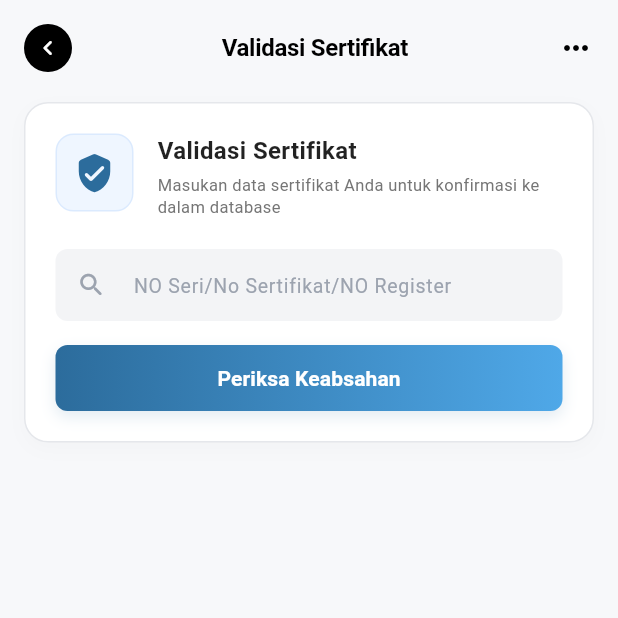
After one commit to neekaru/lsp-mobile-flutter-be, a Flutter app: the ValidasiSertifikatScreen screen opened directly, on a phone screen of 412 x 824 dp, the top half of it. The commit adds this screen. Run offline on Flutter 3.47's test engine with Material 3 defaults, Android fonts, the phone set to English and light mode, and no system bars; our stand-ins replace dio, firebase_core, firebase_messaging, flutter_dotenv, flutter_lucide, flutter_secure_storage; missing offline and left inert: januscaler_flutter_ringtone_player, syncfusion_flutter_maps; accounts and stored records are empty; network calls fail.

Commit message:
feat: implement ValidasiSertifikatScreen for guest certificate validation
- Add SertifikatValidationResult model to sertifikat_models.dart
- Add validateSertifikat() API method to api_service.dart (POST /api/sertifikat/validate)
- Create new ValidasiSertifikatScreen with premium card-based UI
- Replace SertifikatScreen with ValidasiSertifikatScreen for guest navigation in main.dart
- Supports search by No. Sertifikat or No. Registrasi
- Shows validation result card with holder name, scheme, cert/reg numbers, dates, and status badge
- Shows styled error widget for not-found or failed requests

```diff
--- a/lib/main.dart
+++ b/lib/main.dart
@@ -19,6 +19,7 @@ import 'screens/dashboard/statistik_screen.dart';
 import 'screens/jadwal/jadwal_screen.dart';
 import 'screens/profile/profile_screen.dart';
 import 'screens/sertifikat/sertifikat_screen.dart';
+import 'screens/sertifikat/validasi_sertifikat_screen.dart';
 import 'screens/dashboard/berita_screen.dart';
 
 // Import widgets
@@ -208,7 +209,7 @@ class MainNavigatorState extends State<MainNavigator> {
       _screens = [
         DashboardScreen(onNavigateToJadwal: () {}),
         BeritaScreen(onBackToHome: () => setTab(0)),
-        SertifikatScreen(onBackToHome: () => setTab(0)),
+        ValidasiSertifikatScreen(onBackToHome: () => setTab(0)),
         ProfileScreen(onBackToHome: () => setTab(0)),
       ];
     } else {
--- a/lib/models/sertifikat_models.dart
+++ b/lib/models/sertifikat_models.dart
@@ -325,3 +325,41 @@ class TrendData {
     );
   }
 }
+
+class SertifikatValidationResult {
+  final bool valid;
+  final String? nama;
+  final String? noSertifikat;
+  final String? noRegistrasi;
+  final String? tanggalTerbit;
+  final String? status;
+  final String? skema;
+  final String? masaBerlaku;
+  final String? message;
+
+  const SertifikatValidationResult({
+    required this.valid,
+    this.nama,
+    this.noSertifikat,
+    this.noRegistrasi,
+    this.tanggalTerbit,
+    this.status,
+    this.skema,
+    this.masaBerlaku,
+    this.message,
+  });
+
+  factory SertifikatValidationResult.fromJson(Map<String, dynamic> json) {
+    return SertifikatValidationResult(
+      valid: json['valid'] ?? false,
+      nama: json['nama'],
+      noSertifikat: json['no_sertifikat'],
+      noRegistrasi: json['no_registrasi'],
+      tanggalTerbit: json['tanggal_terbit'],
+      status: json['status'],
+      skema: json['skema'],
+      masaBerlaku: json['masa_berlaku'],
+      message: json['message'],
+    );
+  }
+}
--- /dev/null
+++ b/lib/screens/sertifikat/validasi_sertifikat_screen.dart
@@ -0,0 +1,573 @@
+import 'package:flutter/material.dart';
+import '../../services/api_service.dart';
+import '../../models/sertifikat_models.dart';
+
+class ValidasiSertifikatScreen extends StatefulWidget {
+  final VoidCallback? onBackToHome;
+
+  const ValidasiSertifikatScreen({super.key, this.onBackToHome});
+
+  @override
+  State<ValidasiSertifikatScreen> createState() =>
+      _ValidasiSertifikatScreenState();
+}
+
+class _ValidasiSertifikatScreenState extends State<ValidasiSertifikatScreen> {
+  final TextEditingController _documentController = TextEditingController();
+  bool _isLoading = false;
+  SertifikatValidationResult? _validationResult;
+  String? _errorMessage;
+
+  @override
+  void dispose() {
+    _documentController.dispose();
+    super.dispose();
+  }
+
+  Future<void> _handleValidate() async {
+    final String query = _documentController.text.trim();
+    if (query.isEmpty) {
+      setState(() {
+        _errorMessage = 'No dokumen tidak boleh kosong.';
+        _validationResult = null;
+      });
+      return;
+    }
+
+    setState(() {
+      _isLoading = true;
+      _errorMessage = null;
+      _validationResult = null;
+    });
+
+    try {
+      final result = await ApiService.validateSertifikat(query);
+      setState(() {
+        _isLoading = false;
+        if (result.valid) {
+          _validationResult = result;
+        } else {
+          _errorMessage =
+              result.message ?? 'Data tidak ditemukan dalam sistem.';
+        }
+      });
+    } catch (e) {
+      setState(() {
+        _isLoading = false;
+        _errorMessage = 'Terjadi kesalahan sistem. Silakan coba lagi.';
+      });
+    }
+  }
+
+  @override
+  Widget build(BuildContext context) {
+    final double statusBarHeight = MediaQuery.of(context).padding.top;
+
+    return Scaffold(
+      backgroundColor: const Color(0xFFF7F8FA),
+      body: Column(
+        children: [
+          SizedBox(height: statusBarHeight + 8),
+          // App Bar - Following 'StatistikScreen' style exactly
+          _buildAppBar(),
+
+          Expanded(
+            child: SingleChildScrollView(
+              physics: const AlwaysScrollableScrollPhysics(),
+              padding: const EdgeInsets.symmetric(
+                horizontal: 16.0,
+                vertical: 12.0,
+              ),
+              child: Column(
+                crossAxisAlignment: CrossAxisAlignment.stretch,
+                children: [
+                  // 1. Validation Form Card (Inspired by user screenshot, with premium styling)
+                  _buildValidationInputCard(),
+
+                  const SizedBox(height: 20),
+
+                  // 2. Loading State
+                  if (_isLoading) _buildLoadingWidget(),
+
+                  // 3. Validation Results (Matches the API response schema exactly)
+                  if (!_isLoading && _validationResult != null)
+                    _buildValidationResultCard(),
+
+                  // 4. Error / Not Found State
+                  if (!_isLoading && _errorMessage != null) _buildErrorWidget(),
+
+                  const SizedBox(height: 40),
+                ],
+              ),
+            ),
+          ),
+        ],
+      ),
+    );
+  }
+
+  Widget _buildAppBar() {
+    return Padding(
+      padding: const EdgeInsets.symmetric(horizontal: 16.0, vertical: 8.0),
+      child: Row(
+        mainAxisAlignment: MainAxisAlignment.spaceBetween,
+        children: [
+          // Circular Black Back Arrow Button
+          GestureDetector(
+            onTap: () {
+              if (widget.onBackToHome != null) {
+                widget.onBackToHome!();
+              } else {
+                Navigator.of(context).pop();
+              }
+            },
+            child: Container(
+              width: 32,
+              height: 32,
+              decoration: const BoxDecoration(
+                color: Colors.black,
+                shape: BoxShape.circle,
+              ),
+              child: const Icon(
+                Icons.keyboard_arrow_left_rounded,
+                color: Colors.white,
+                size: 20,
+              ),
+            ),
+          ),
+
+          // Bold screen title (centered)
+          const Text(
+            'Validasi Sertifikat',
+            style: TextStyle(
+              color: Colors.black,
+              fontSize: 16,
+              fontWeight: FontWeight.bold,
+              letterSpacing: -0.2,
+            ),
+          ),
+
+          // More options placeholder icon to keep title centered perfectly
+          const Icon(Icons.more_horiz_rounded, color: Colors.black, size: 24),
+        ],
+      ),
+    );
+  }
+
+  Widget _buildValidationInputCard() {
+    return Container(
+      decoration: BoxDecoration(
+        color: Colors.white,
+        borderRadius: BorderRadius.circular(16),
+        border: Border.all(color: const Color(0xFFE5E7EB), width: 1),
+        boxShadow: const [
+          BoxShadow(
+            color: Color(0x05000000),
+            blurRadius: 10,
+            offset: Offset(0, 4),
+          ),
+        ],
+      ),
+      child: Padding(
+        padding: const EdgeInsets.all(20.0),
+        child: Column(
+          crossAxisAlignment: CrossAxisAlignment.stretch,
+          children: [
+            Row(
+              crossAxisAlignment: CrossAxisAlignment.start,
+              children: [
+                // Premium Certificate Shield Icon
+                Container(
+                  width: 52,
+                  height: 52,
+                  decoration: BoxDecoration(
+                    color: const Color(0xFFEFF6FF),
+                    borderRadius: BorderRadius.circular(12),
+                    border: Border.all(
+                      color: const Color(0xFFDBEAFE),
+                      width: 1,
+                    ),
+                  ),
+                  child: const Icon(
+                    Icons.verified_user_rounded,
+                    color: Color(0xFF2C6C9C),
+                    size: 28,
+                  ),
+                ),
+                const SizedBox(width: 16),
+
+                // Titles
+                Expanded(
+                  child: Column(
+                    crossAxisAlignment: CrossAxisAlignment.start,
+                    children: [
+                      const Text(
+                        'Validasi Sertifikat',
+                        style: TextStyle(
+                          fontSize: 16,
+                          fontWeight: FontWeight.bold,
+                          color: Colors.black87,
+                        ),
+                      ),
+                      const SizedBox(height: 4),
+                      Text(
+                        'Masukan data sertifikat Anda untuk konfirmasi ke dalam database',
+                        style: TextStyle(
+                          fontSize: 11,
+                          color: Colors.grey[600],
+                          height: 1.35,
+                        ),
+                      ),
+                    ],
+                  ),
+                ),
+              ],
+            ),
+            const SizedBox(height: 20),
+
+            // Input TextField
+            Container(
+              height: 48,
+              decoration: BoxDecoration(
+                color: const Color(0xFFF3F4F6),
+                borderRadius: BorderRadius.circular(8),
+              ),
+              child: TextField(
+                controller: _documentController,
+                textInputAction: TextInputAction.search,
+                onSubmitted: (_) => _handleValidate(),
+                decoration: InputDecoration(
+                  hintText: 'NO Seri/No Sertifikat/NO Register',
+                  hintStyle: const TextStyle(
+                    color: Color(0xFF9CA3AF),
+                    fontSize: 13,
+                  ),
+                  prefixIcon: const Icon(
+                    Icons.search_rounded,
+                    color: Color(0xFF9CA3AF),
+                    size: 20,
+                  ),
+                  suffixIcon: _documentController.text.isNotEmpty
+                      ? IconButton(
+                          icon: const Icon(
+                            Icons.clear_rounded,
+                            color: Color(0xFF9CA3AF),
+                            size: 18,
+                          ),
+                          onPressed: () {
+                            setState(() {
+                              _documentController.clear();
+                            });
+                          },
+                        )
+                      : null,
+                  border: InputBorder.none,
+                  contentPadding: const EdgeInsets.symmetric(
+                    horizontal: 16,
+                    vertical: 14,
+                  ),
+                ),
+                style: const TextStyle(fontSize: 14),
+                onChanged: (text) {
+                  setState(() {});
+                },
+              ),
+            ),
+            const SizedBox(height: 16),
+
+            // Submit Button
+            Container(
+              height: 44,
+              decoration: BoxDecoration(
+                borderRadius: BorderRadius.circular(8),
+                gradient: const LinearGradient(
+                  colors: [Color(0xFF2C6C9C), Color(0xFF4FA8E8)],
+                  begin: Alignment.centerLeft,
+                  end: Alignment.centerRight,
+                ),
+                boxShadow: const [
+                  BoxShadow(
+                    color: Color(0x222C6C9C),
+                    blurRadius: 8,
+                    offset: Offset(0, 4),
+                  ),
+                ],
+              ),
+              child: ElevatedButton(
+                onPressed: _handleValidate,
+                style: ElevatedButton.styleFrom(
+                  backgroundColor: Colors.transparent,
+                  shadowColor: Colors.transparent,
+                  shape: RoundedRectangleBorder(
+                    borderRadius: BorderRadius.circular(8),
+                  ),
+                ),
+                child: const Text(
+                  'Periksa Keabsahan',
+                  style: TextStyle(
+                    fontSize: 14,
+                    fontWeight: FontWeight.bold,
+                    color: Colors.white,
+                  ),
+                ),
+              ),
+            ),
+          ],
+        ),
+      ),
+    );
+  }
+
+  Widget _buildLoadingWidget() {
+    return Center(
+      child: Padding(
+        padding: const EdgeInsets.symmetric(vertical: 40.0),
+        child: Column(
+          mainAxisAlignment: MainAxisAlignment.center,
+          children: const [
+            CircularProgressIndicator(color: Color(0xFF2C6C9C)),
+            SizedBox(height: 16),
+            Text(
+              'Menghubungi database LSP...',
+              style: TextStyle(
+                fontSize: 13,
+                fontWeight: FontWeight.w500,
+                color: Colors.grey,
+              ),
+            ),
+          ],
+        ),
+      ),
+    );
+  }
+
+  Widget _buildErrorWidget() {
+    return Container(
+      decoration: BoxDecoration(
+        color: const Color(0xFFFFF1F2),
+        borderRadius: BorderRadius.circular(16),
+        border: Border.all(color: const Color(0xFFFECDD3), width: 1),
+      ),
+      padding: const EdgeInsets.all(20),
+      child: Column(
+        children: [
+          Container(
+            width: 44,
+            height: 44,
+            decoration: const BoxDecoration(
+              color: Color(0xFFFFE4E6),
+              shape: BoxShape.circle,
+            ),
+            child: const Icon(
+              Icons.warning_amber_rounded,
+              color: Color(0xFFE11D48),
+              size: 24,
+            ),
+          ),
+          const SizedBox(height: 14),
+          const Text(
+            'Sertifikat Tidak Ditemukan',
+            style: TextStyle(
+              fontSize: 15,
+              fontWeight: FontWeight.bold,
+              color: Color(0xFF9F1239),
+            ),
+          ),
+          const SizedBox(height: 6),
+          Text(
+            _errorMessage ?? 'Data tidak ditemukan dalam sistem.',
+            style: const TextStyle(fontSize: 13, color: Color(0xFFBE123C)),
+            textAlign: TextAlign.center,
+          ),
+        ],
+      ),
+    );
+  }
+
+  Widget _buildValidationResultCard() {
+    final res = _validationResult!;
+
+    // Status Badge Logic
+    Color badgeBgColor = const Color(0xFFD1FAE5);
+    Color badgeTextColor = const Color(0xFF065F46);
+    String badgeText = 'Aktif';
+    if (res.status?.toLowerCase() != 'aktif') {
+      badgeBgColor = const Color(0xFFFEE2E2);
+      badgeTextColor = const Color(0xFF991B1B);
+      badgeText = res.status ?? 'Non-Aktif';
+    }
+
+    return Container(
+      decoration: BoxDecoration(
+        color: Colors.white,
+        borderRadius: BorderRadius.circular(16),
+        border: Border.all(color: const Color(0xFFD1FAE5), width: 1.5),
+        boxShadow: const [
+          BoxShadow(
+            color: Color(0x06000000),
+            blurRadius: 12,
+            offset: Offset(0, 4),
+          ),
+        ],
+      ),
+      clipBehavior: Clip.antiAlias,
+      child: Column(
+        crossAxisAlignment: CrossAxisAlignment.stretch,
+        children: [
+          // Header Card Hasil Validasi
+          Container(
+            decoration: const BoxDecoration(
+              gradient: LinearGradient(
+                colors: [Color(0xFF059669), Color(0xFF10B981)],
+                begin: Alignment.topLeft,
+                end: Alignment.bottomRight,
+              ),
+            ),
+            padding: const EdgeInsets.symmetric(horizontal: 20, vertical: 16),
+            child: Row(
+              children: [
+                const Icon(
+                  Icons.check_circle_rounded,
+                  color: Colors.white,
+                  size: 24,
+                ),
+                const SizedBox(width: 12),
+                Expanded(
+                  child: Column(
+                    crossAxisAlignment: CrossAxisAlignment.start,
+                    children: const [
+                      Text(
+                        'KEABSAHAN SERTIFIKAT TERJAMIN',
+                        style: TextStyle(
+                          fontSize: 11,
+                          fontWeight: FontWeight.w800,
+                          color: Color(0xFFD1FAE5),
+                          letterSpacing: 0.5,
+                        ),
+                      ),
+                      SizedBox(height: 2),
+                      Text(
+                        'Sertifikat Terdaftar & Valid',
+                        style: TextStyle(
+                          fontSize: 14,
+                          fontWeight: FontWeight.bold,
+                          color: Colors.white,
+                        ),
+                      ),
+                    ],
+                  ),
+                ),
+                Container(
+                  padding: const EdgeInsets.symmetric(
+                    horizontal: 10,
+                    vertical: 4,
+                  ),
+                  decoration: BoxDecoration(
+                    color: badgeBgColor,
+                    borderRadius: BorderRadius.circular(12),
+                  ),
+                  child: Text(
+                    badgeText.toUpperCase(),
+                    style: TextStyle(
+                      fontSize: 10,
+                      fontWeight: FontWeight.w900,
+                      color: badgeTextColor,
+                    ),
+                  ),
+                ),
+              ],
+            ),
+          ),
+
+          // Body Card Hasil Validasi
+          Padding(
+            padding: const EdgeInsets.all(20.0),
+            child: Column(
+              crossAxisAlignment: CrossAxisAlignment.start,
+              children: [
+                _buildInfoRow(
+                  icon: Icons.person_rounded,
+                  label: 'Nama Pemegang',
+                  value: res.nama ?? '-',
+                ),
+                const Divider(height: 24, color: Color(0xFFF3F4F6)),
+                _buildInfoRow(
+                  icon: Icons.workspace_premium_rounded,
+                  label: 'Skema Sertifikasi',
+                  value: res.skema ?? '-',
+                  valueColor: const Color(0xFF2C6C9C),
+                  isBoldValue: true,
+                ),
+                const Divider(height: 24, color: Color(0xFFF3F4F6)),
+                _buildInfoRow(
+                  icon: Icons.card_membership_rounded,
+                  label: 'No. Sertifikat',
+                  value: res.noSertifikat ?? '-',
+                ),
+                const Divider(height: 24, color: Color(0xFFF3F4F6)),
+                _buildInfoRow(
+                  icon: Icons.badge_rounded,
+                  label: 'No. Registrasi',
+                  value: res.noRegistrasi ?? '-',
+                ),
+                const Divider(height: 24, color: Color(0xFFF3F4F6)),
+                _buildInfoRow(
+                  icon: Icons.calendar_today_rounded,
+                  label: 'Tanggal Terbit',
+                  value: res.tanggalTerbit ?? '-',
+                ),
+                const Divider(height: 24, color: Color(0xFFF3F4F6)),
+                _buildInfoRow(
+                  icon: Icons.date_range_rounded,
+                  label: 'Masa Berlaku',
+                  value: res.masaBerlaku ?? '-',
+                ),
+              ],
+            ),
+          ),
+        ],
+      ),
+    );
+  }
+
+  Widget _buildInfoRow({
+    required IconData icon,
+    required String label,
+    required String value,
+    Color? valueColor,
+    bool isBoldValue = false,
+  }) {
+    return Row(
+      crossAxisAlignment: CrossAxisAlignment.start,
+      children: [
+        Icon(icon, color: const Color(0xFF64748B), size: 20),
+        const SizedBox(width: 14),
+        Expanded(
+          child: Column(
+            crossAxisAlignment: CrossAxisAlignment.start,
+            children: [
+              Text(
+                label.toUpperCase(),
+                style: const TextStyle(
+                  fontSize: 10,
+                  fontWeight: FontWeight.w600,
+                  color: Color(0xFF94A3B8),
+                  letterSpacing: 0.3,
+                ),
+              ),
+              const SizedBox(height: 4),
+              Text(
+                value,
+                style: TextStyle(
+                  fontSize: 13,
+                  fontWeight: isBoldValue ? FontWeight.bold : FontWeight.w600,
+                  color: valueColor ?? const Color(0xFF334155),
+                ),
+              ),
+            ],
+          ),
+        ),
+      ],
+    );
+  }
+}
--- a/lib/services/api_service.dart
+++ b/lib/services/api_service.dart
@@ -984,6 +984,33 @@ class ApiService {
   // Sertifikat APIs
   // ============================================================================
 
+  /// Validate Certificate by Certificate Number or Registration Number
+  static Future<SertifikatValidationResult> validateSertifikat(String noDokumen) async {
+    try {
+      final response = await _dio.post(
+        '/api/sertifikat/validate',
+        data: {'no_dokumen': noDokumen},
+      );
+
+      if (response.data != null) {
+        return SertifikatValidationResult.fromJson(response.data);
+      }
+      return const SertifikatValidationResult(valid: false, message: 'Format response tidak valid.');
+    } on DioException catch (e) {
+      debugPrint('🔴 Error validating certificate: $e');
+      if (e.response != null && e.response!.data != null && e.response!.data is Map) {
+        return SertifikatValidationResult.fromJson(e.response!.data);
+      }
+      return SertifikatValidationResult(
+        valid: false,
+        message: e.response?.data?['message'] ?? e.message ?? 'Terjadi kesalahan pada server.',
+      );
+    } catch (e) {
+      debugPrint('🔴 Error validating certificate: $e');
+      return SertifikatValidationResult(valid: false, message: 'Terjadi kesalahan: ${e.toString()}');
+    }
+  }
+
   /// Fetch Sertifikat Summary
   static Future<SertifikatSummary> getSertifikatSummary() async {
     try {
```
